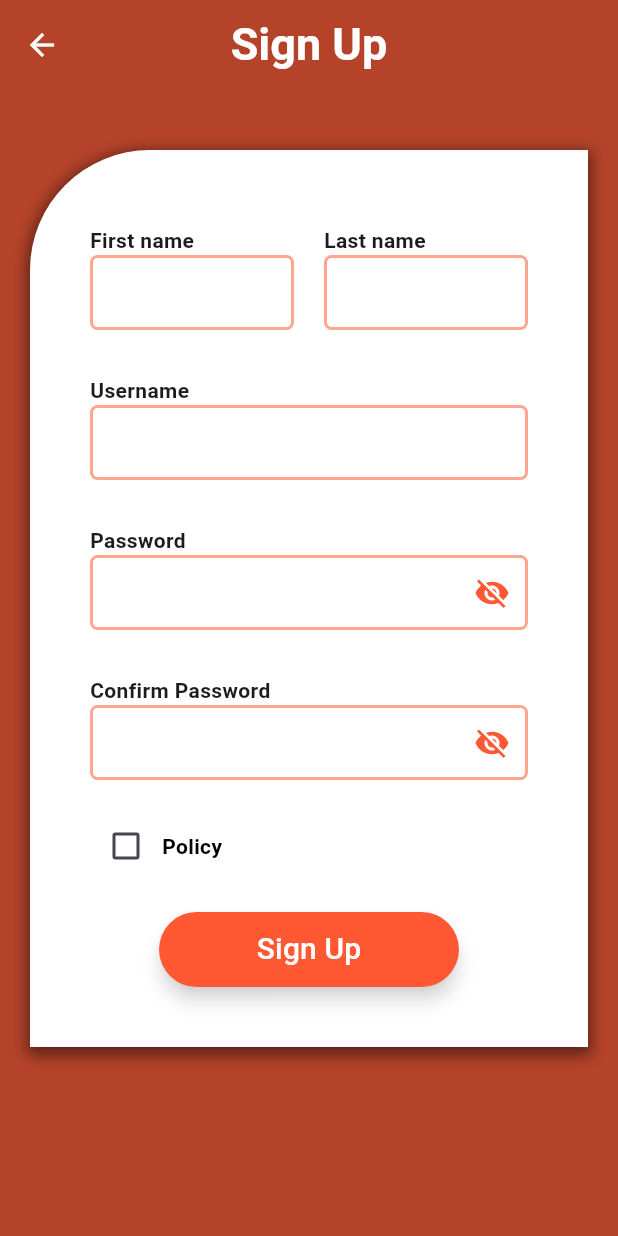
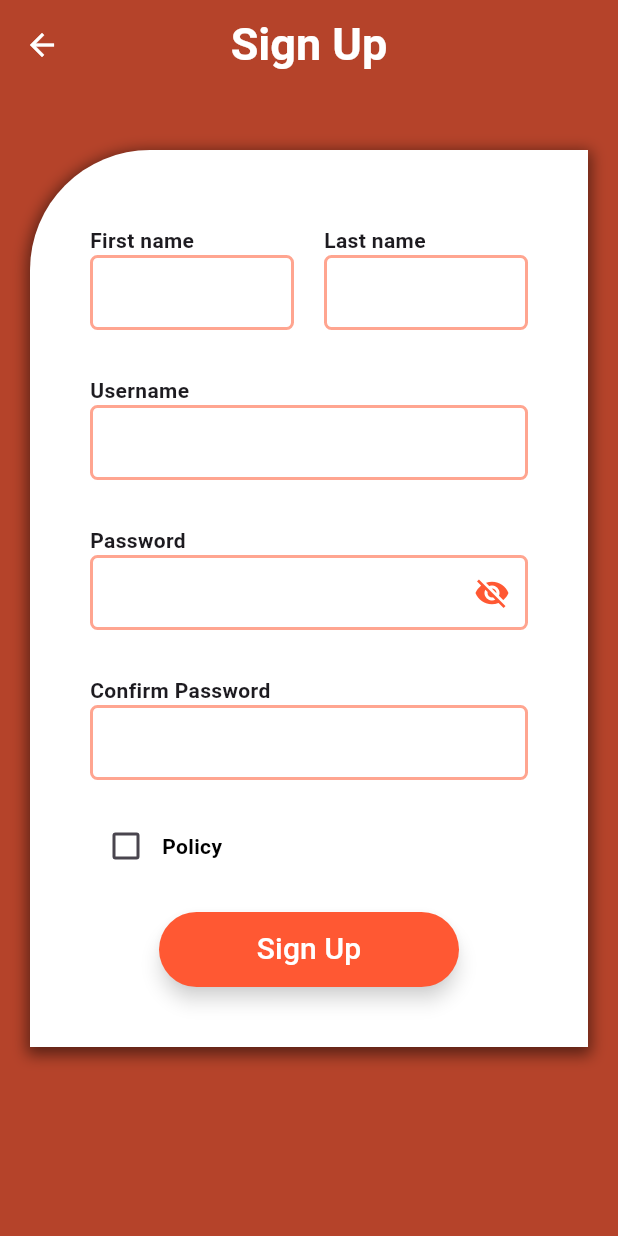
Before and after one commit to Sunthewhat/WatchOut-MobileAppProject, a Flutter app: the SignupPage screen opened directly, on a phone screen of 412 x 824 dp. Run offline on Flutter 3.47's test engine with Material 3 defaults, Android fonts, the phone set to English and light mode, and no system bars; our stand-ins replace dio, shared_preferences, slide_to_act; accounts and stored records are empty.

Commit message:
fix signup

```diff
--- a/app/lib/pages/auth/signup/signup.dart
+++ b/app/lib/pages/auth/signup/signup.dart
@@ -426,17 +426,6 @@ class _SignupPageState extends State<SignupPage> {
                                     controller: _confirmPasswordController,
                                     obscureText: _isObscure,
                                     decoration: InputDecoration(
-                                      suffixIcon: IconButton(
-                                        icon: Icon(
-                                          _isObscure
-                                              ? Icons.visibility_off
-                                              : Icons.visibility,
-                                          color: const Color(
-                                              0xFFFF5833), // Icon color
-                                        ),
-                                        onPressed:
-                                            toggleObscure, // Toggle password visibility
-                                      ),
                                       enabledBorder: OutlineInputBorder(
                                         borderRadius:
                                             BorderRadius.circular(5.0),
```
